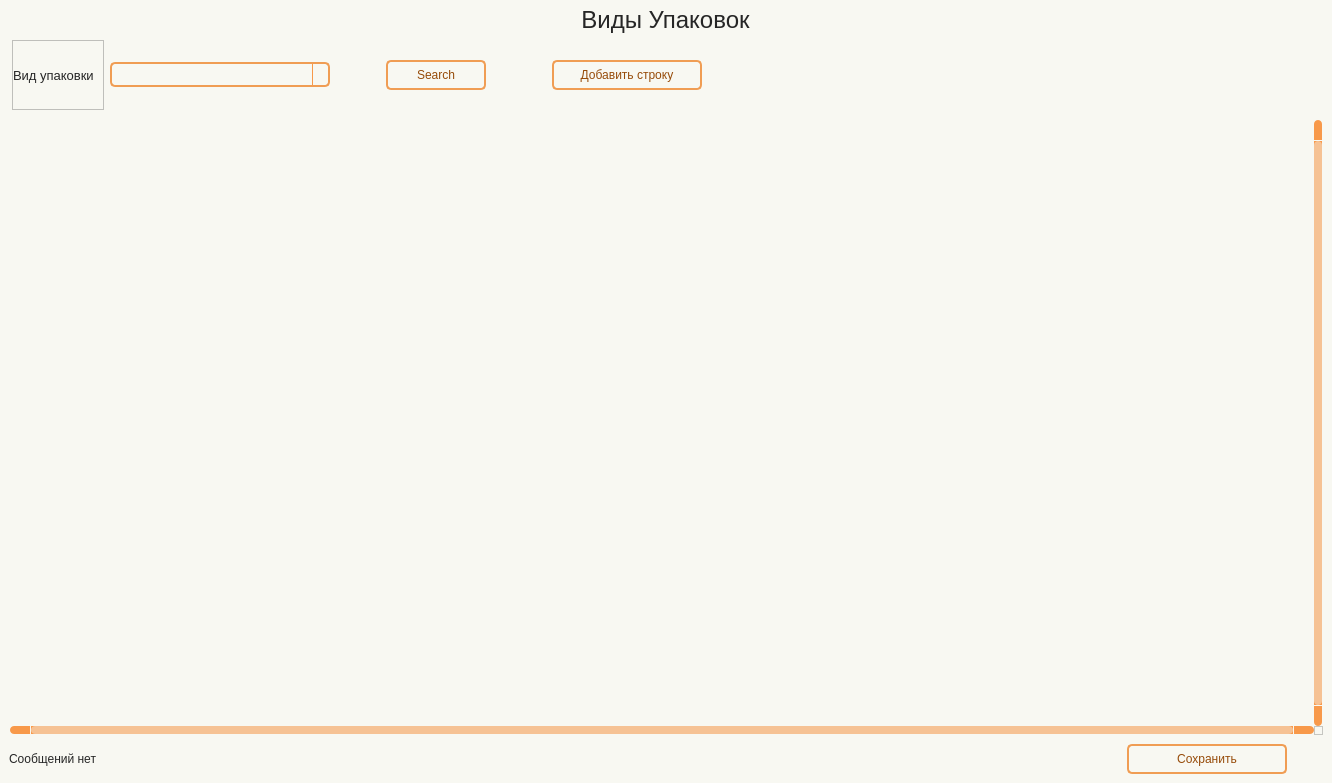
Masik84/Procurement_app, file app/ui/windows/pack_types.ui: the form before one commit.
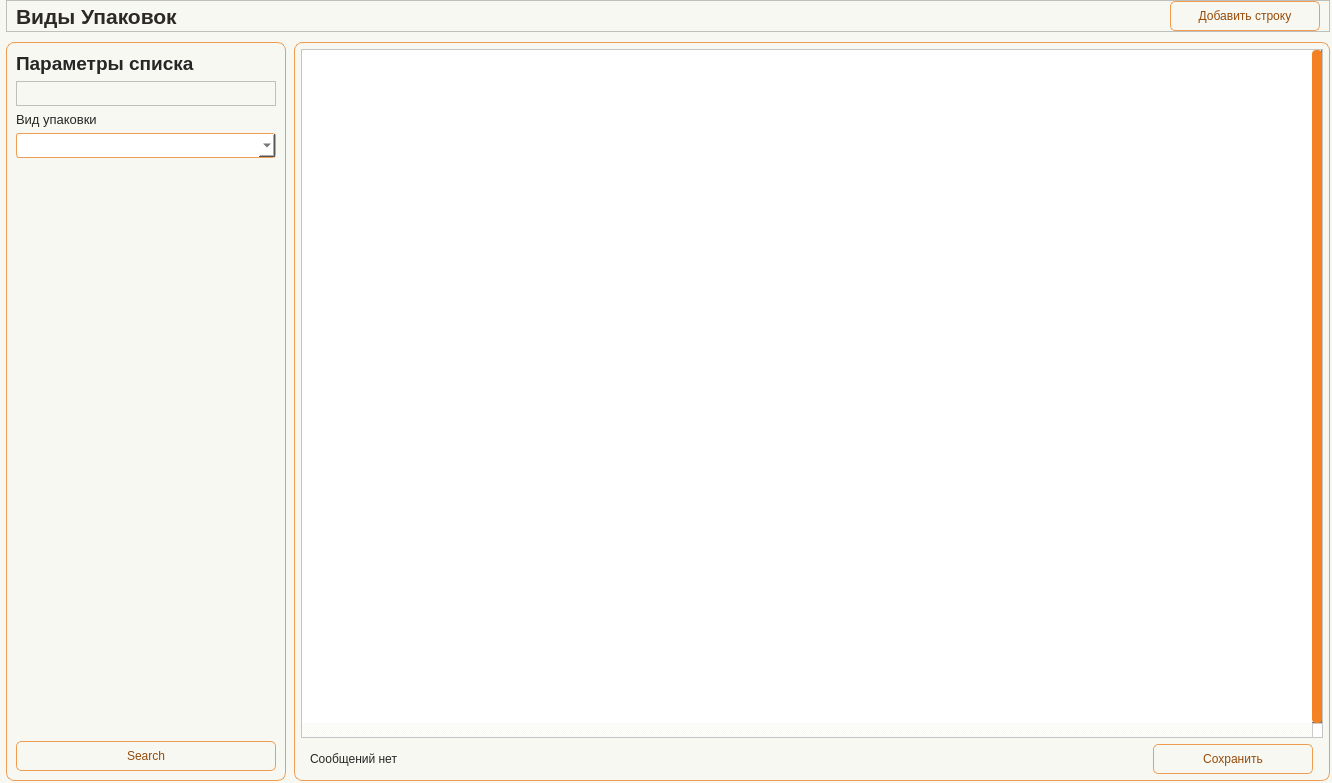
The form after the commit. Icons and pictures are not drawn.

What changed in the file:
```diff
--- a/app/ui/windows/pack_types.ui
+++ b/app/ui/windows/pack_types.ui
@@ -20,411 +20,85 @@
    <string>Form</string>
   </property>
   <property name="styleSheet">
-   <string notr="true">Form.QWidget{border: 2px solid #f28223;}
+   <string notr="true">/* ===== BASE PREVIEW STYLE FOR DESIGNER ===== */
 
-QWidget{
-	background-color: #f8f8f2;
+QWidget {
+    background-color: #f8f8f2;
+    color: #262626;
+    font: 10pt &quot;Tahoma&quot;;
 }
 
-#Title_label.QLabel {
-color: #262626;
-font: 18pt &quot;Tahoma&quot;;
-}
+/* ===== LABELS ===== */
 
 QLabel {
-color: #262626;
-font: 10pt &quot;Tahoma&quot;;
+    color: #262626;
 }
 
+#Title_label {
+    font: 16pt &quot;Tahoma&quot;;
+    font-weight: 700;
+    color: #2D2A26;
+}
+
+QLabel#label_filter_title {
+    font: 14pt &quot;Tahoma&quot;;
+    font-weight: 700;
+}
+
+/* ===== INPUTS ===== */
+
+QLineEdit, QComboBox, QDateEdit {
+    border: 1px solid #f09d54;
+    border-radius: 3px;
+    padding: 2px;
+    background-color: #ffffff;
+    color: #262626;
+}
+
+/* ===== BUTTONS ===== */
+
 QPushButton {
-	border: 2px solid #f09d54;
-	border-radius: 5px;
-	background-color: #f8f8f2;
-	color: #964b09;
-	font: 10pt &quot;Tahoma&quot;;
-}
-
-QPushButton:hover {
-	background-color: #f28223;
-	color: #ffffff;
-}
-
-QPushButton:pressed {
-	background-color: #f28223;
-	border: 2px solid #f28223;
-	color: #ffffff;
-}
-
-
-QTableWidget {	
-	background-color: #f8f8f2;
-	padding: 10px;
-	border-radius: 5px;
-	gridline-color: #f8994a;
-    outline: none;
-	color: #262626;
-}
-QTableWidget::item{
-	border-color: #f8994a;
-	padding-left: 5px;
-	padding-right: 5px;
-	gridline-color: #f8994a;
-	color: #262626;
-	padding: 1px;
-    font: 7pt &quot;Tahoma&quot;; 
-}
-QTableWidget::item:selected{
-	background-color: #f28223;
-    color: #ffffff;
-}
-QTableWidget::item:editable {
-	background-color: #fff5cc;
-	border: #ffffff;
-}
-QTableWidget::item:focus {
-	background-color: #f28223;
-	border: 2px solid #ffffff;
-}
-QHeaderView::section{
-	background-color: #f8f8f2;
-	border: none;
-	border-style: none;
-}
-QTableWidget::horizontalHeader {	
-	background-color: #f8994a;
-	font: 10pt &quot;Tahoma&quot;;
-}
-QHeaderView::section:horizontal {
-    border: 1px solid #f8994a;
-	background-color: #ffd4af;
-	padding: 3px;
-	border-top-left-radius: 7px;
-    border-top-right-radius: 7px;
-    color: #262626;
-}
-QHeaderView::section:vertical {
-    border: 1px solid #f8994a;
-	color: #262626;
-}
-
-QLineEdit {
-	background-color: #f8f8f2;
-	border-radius: 5px;
-	border: 2px solid #f09d54;
-	padding-left: 10px;
-	selection-color: rgb(255, 255, 255);
-	selection-background-color: #f28223;
-    color: #262626;
-}
-QLineEdit:hover {
-	border: 2px solid #f28223;
-}
-QLineEdit:focus {
-	border: 2px solid #f28223;
-}
-
-/* Стили для множественного выбора */
-QListWidget {
-    background-color: #f8f8f2;
-    border: 2px solid #f09d54;
-    border-radius: 5px;
-    color: #262626;
-    font: 10pt &quot;Tahoma&quot;;
-}
-
-QListWidget::item {
-    padding: 5px;
-    border-bottom: 1px solid #f8994a;
-}
-
-QListWidget::item:selected {
-    background-color: #f28223;
-    color: #ffffff;
-}
-
-QListWidget::item:hover {
-    background-color: #ffd4af;
-}
-
-/* Улучшенная видимость чекбоксов */
-QCheckBox::indicator {
-    width: 16px;
-    height: 16px;
-}
-
-QCheckBox::indicator:unchecked {
-    border: 2px solid #f09d54;
-    background-color: #f8f8f2;
-    border-radius: 3px;
-}
-
-QCheckBox::indicator:checked {
-    border: 2px solid #f28223;
-    background-color: #f28223;
-    border-radius: 3px;
-    image: url(:/icon/icon/check.svg);
-}
-
-QCheckBox::indicator:hover {
-    border: 2px solid #f28223;
-}
-
-QComboBox {
-	background-color: #f8f8f2;
-	border-radius: 5px;
-	border: 2px solid #f09d54;
-	padding-left: 10px;
-	selection-color: #f28223;
-	selection-background-color: #f28223;
-    color: #262626;
-	font: 9pt &quot;Tahoma&quot;;
-}
-QComboBox:hover {
-	border: 2px solid #f28223;
-	
-}
-QComboBox:focus {
-	border: 2px solid #f28223;
-}
-
-QComboBox QAbstractItemView::item {
-	color: #262626;
-}
-QComboBox QAbstractItemView::item::selected {
-	background-color: #f09d54;
-	color: #ffffff;
-}
-
-QComboBox::down-arrow {
-	
-	image: url(:/icon/icon/chevron-down — копия — копия.svg);
-}
-QComboBox::drop-down {
-    subcontrol-origin: padding;
-    subcontrol-position: top right;
-    width: 15px;
-    border-left-width: 1px;
-    border-left-color: #f8994a;
-    border-left-style: solid; /* just a single line */
-    border-top-right-radius: 3px; /* same radius as the QComboBox */
-    border-bottom-right-radius: 3px;
-	color: #262626;
-}
-
-QScrollBar:horizontal {
-    border: none;
-    background: #f8994a;
-    height: 8px;
-    margin: 0px 21px 0 21px;
-	border-radius: 0px;
-}
-QScrollBar::handle:horizontal {
-    background: #f6c294;
-    min-width: 20px;
-	border-radius: 4px
-}
-QScrollBar::add-line:horizontal {
-    border: none;
-    background: #f8994a;
-    width: 20px;
-	border-top-right-radius: 4px;
-    border-bottom-right-radius: 4px;
-    subcontrol-position: right;
-    subcontrol-origin: margin;
-}
-QScrollBar::sub-line:horizontal {
-    border: none;
-    background: #f8994a;
-    width: 20px;
-	border-top-left-radius: 4px;
-    border-bottom-left-radius: 4px;
-    subcontrol-position: left;
-    subcontrol-origin: margin;
-}
-QScrollBar::up-arrow:horizontal, QScrollBar::down-arrow:horizontal
-{
-     background: none;
-}
-QScrollBar::add-page:horizontal, QScrollBar::sub-page:horizontal
-{
-     background: none;
-}
- QScrollBar:vertical {
-	border: none;
-    background-color: #f8994a;
-    width: 8px;
-    margin: 21px 0 21px 0;
-	border-radius: 0px;
- }
- QScrollBar::handle:vertical {	
-	background: #f6c294;
-    min-height: 25px;
-	border-radius: 4px
- }
- QScrollBar::add-line:vertical {
-     border: none;
-    background: #f8994a;
-     height: 20px;
-	border-bottom-left-radius: 4px;
-    border-bottom-right-radius: 4px;
-     subcontrol-position: bottom;
-     subcontrol-origin: margin;
- }
- QScrollBar::sub-line:vertical {
-	border: none;
-    background: #f8994a;
-     height: 20px;
-	border-top-left-radius: 4px;
-    border-top-right-radius: 4px;
-     subcontrol-position: top;
-     subcontrol-origin: margin;
- }
- QScrollBar::up-arrow:vertical, QScrollBar::down-arrow:vertical {
-     background: none;
- }
-
- QScrollBar::add-page:vertical, QScrollBar::sub-page:vertical {
-     background: none;
- }
-
-QDateEdit {
-    background-color: #f8f8f2;
-    border-radius: 5px;
-    border: 2px solid #f09d54;
-    padding-left: 10px; /* Add left padding */
-    padding-right: 10px; /* Add right padding to accommodate the dropdown arrow */
-    color: #262626;
-    font: 10pt &quot;Tahoma&quot;;
-    min-width: 80px; /* Minimum width to prevent text clipping */
-}
-
-QDateEdit:hover {
-    border: 2px solid #f28223;
-}
-
-QDateEdit:focus {
-    border: 2px solid #f28223;
-}
-
-QDateEdit::drop-down {
-    subcontrol-origin: padding;
-    subcontrol-position: top right;
-    width: 25px; /* Keep the dropdown arrow width */
-    border-left-width: 1px;
-    border-left-color: #f8994a;
-    border-left-style: solid;
-    border-top-right-radius: 3px;
-    border-bottom-right-radius: 3px;
-    background-color: #f8f8f2;
-}
-
-QDateEdit::down-arrow {
-	image: url(:/icon/icon/chevron-down — копия — копия.svg);
-    width: 16px;
-    height: 16px;
-}
-
-/* Calendar Styling */
-QCalendarWidget {
-    background-color: #f8f8f2;
-    border: 2px solid #f28223;
-    color: #262626;
-}
-
-QCalendarWidget QWidget {
-    color: #262626;
-}
-
-QCalendarWidget QAbstractItemView {
-    background-color: #f8f8f2;
-    selection-background-color: #f28223;
-    selection-color: #ffffff;
-}
-
-QCalendarWidget QToolButton {
-    background-color: #ffd4af;
-    color: #262626;
-    font: 10pt &quot;Tahoma&quot;;
-    border-radius: 3px;
-    padding: 5px;
-}
-
-QCalendarWidget QToolButton:hover {
-    background-color: #f28223;
-    color: #ffffff;
-}
-
-QCalendarWidget QMenu {
-    background-color: #f8f8f2;
-    border: 1px solid #f28223;
-}
-
-QCalendarWidget QSpinBox {
-    background-color: #f8f8f2;
-    color: #262626;
     border: 1px solid #f09d54;
+    border-radius: 5px;
+    background-color: #f8f8f2;
+    color: #964b09;
+    padding: 4px;
 }
 
-QCalendarWidget QSpinBox::up-button {
-    subcontrol-origin: border;
-    subcontrol-position: top right;
-    width: 15px;
-    border-left-width: 1px;
-    border-left-color: #f8994a;
-    border-left-style: solid;
-}
+/* ===== TABLE ===== */
 
-QCalendarWidget QSpinBox::down-button {
-    subcontrol-origin: border;
-    subcontrol-position: bottom right;
-    width: 15px;
-    border-left-width: 1px;
-    border-left-color: #f8994a;
-    border-left-style: solid;
+QTableWidget {
+    background-color: #ffffff;
+    gridline-color: #f28223;
+    selection-background-color: #f5d3b5;
+    selection-color: #262626;
 }
 
-QCalendarWidget QSpinBox::up-arrow {
-	image: url(:/icon/icon/chevron-up — копия — копия.svg);
-    width: 10px;
-    height: 10px;
+QHeaderView::section {
+    background-color: #f5d3b5;
+    border: 1px solid #f28223;
+    padding: 3px;
 }
 
-QCalendarWidget QSpinBox::down-arrow {
-	image: url(:/icon/icon/chevron-down — копия — копия.svg);
-    width: 10px;
-    height: 10px;
+/* ===== FRAMES ===== */
+
+QFrame#frame_LeftPanel, 
+QFrame#frame_RightPanel {
+    border: 1px solid #f28223;
+    border-radius: 5px;
 }
 
-QTabWidget::pane {
-    border: none;
+/* ===== SCROLL ===== */
+
+QScrollBar:vertical {
     background: #f8f8f2;
+    width: 10px;
 }
 
-QTabBar::tab {
-    background-color: #ffd4af;   /* как шапка таблицы */
-    color: #262626;
-    padding: 6px 12px;
-    min-height: 24px;
-    border: 1px solid #f8994a;
-    border-bottom: none;
-    margin-right: 2px;
-}
-
-QTabBar::tab:selected {
-    background-color: #f28223;
-    color: #ffffff;
-}
-
-QTabBar::tab:!selected {
-    background-color: #ffd4af;
-    color: #262626;
-}
-
-QTabBar::tab:hover:!selected {
-    background-color: #f6c294;
-    color: #262626;
-}
-</string>
+QScrollBar::handle:vertical {
+    background: #f28223;
+    border-radius: 4px;
+}</string>
   </property>
   <layout class="QHBoxLayout" name="horizontalLayout">
    <property name="leftMargin">
@@ -443,40 +117,70 @@
     <widget class="QWidget" name="widget" native="true">
      <layout class="QVBoxLayout" name="verticalLayout">
       <property name="spacing">
-       <number>0</number>
+       <number>10</number>
       </property>
       <property name="leftMargin">
-       <number>0</number>
+       <number>6</number>
       </property>
       <property name="topMargin">
        <number>0</number>
       </property>
       <property name="rightMargin">
+       <number>2</number>
+      </property>
+      <property name="bottomMargin">
+       <number>2</number>
+      </property>
+      <item>
+       <widget class="QFrame" name="frame_2">
+        <property name="minimumSize">
+         <size>
+          <width>0</width>
+          <height>32</height>
+         </size>
+        </property>
+        <property name="maximumSize">
+         <size>
+          <width>16777215</width>
+          <height>32</height>
+         </size>
+        </property>
+        <property name="frameShape">
+         <enum>QFrame::Shape::StyledPanel</enum>
+        </property>
+        <property name="frameShadow">
+         <enum>QFrame::Shadow::Raised</enum>
+        </property>
+        <layout class="QHBoxLayout" name="horizontalLayout_2">
+         <property name="spacing">
        <number>0</number>
       </property>
+         <property name="topMargin">
+          <number>0</number>
+         </property>
       <property name="bottomMargin">
-       <number>9</number>
-      </property>
-      <item alignment="Qt::AlignmentFlag::AlignHCenter">
+          <number>0</number>
+         </property>
+         <item>
        <widget class="QLabel" name="Title_label">
         <property name="minimumSize">
          <size>
           <width>0</width>
-          <height>40</height>
+             <height>30</height>
          </size>
         </property>
         <property name="maximumSize">
          <size>
           <width>16777215</width>
-          <height>40</height>
+             <height>30</height>
          </size>
         </property>
         <property name="font">
          <font>
           <family>Tahoma</family>
-          <pointsize>18</pointsize>
+             <pointsize>16</pointsize>
           <italic>false</italic>
-          <bold>false</bold>
+             <bold>true</bold>
          </font>
         </property>
         <property name="layoutDirection">
@@ -485,28 +189,61 @@
         <property name="text">
          <string>Виды Упаковок</string>
         </property>
-        <property name="alignment">
-         <set>Qt::AlignmentFlag::AlignCenter</set>
-        </property>
        </widget>
       </item>
       <item>
-       <widget class="QFrame" name="frame_Search">
+          <spacer name="horizontalSpacer_top">
+           <property name="orientation">
+            <enum>Qt::Orientation::Horizontal</enum>
+           </property>
+           <property name="sizeHint" stdset="0">
+            <size>
+             <width>976</width>
+             <height>20</height>
+            </size>
+           </property>
+          </spacer>
+         </item>
+         <item>
+          <widget class="QPushButton" name="btn_AddLine">
         <property name="minimumSize">
          <size>
-          <width>0</width>
-          <height>70</height>
+             <width>150</width>
+             <height>30</height>
          </size>
         </property>
         <property name="maximumSize">
          <size>
-          <width>16777215</width>
-          <height>150</height>
-         </size>
-        </property>
-        <layout class="QHBoxLayout" name="horizontalLayout_2">
+             <width>150</width>
+             <height>30</height>
+            </size>
+           </property>
+           <property name="text">
+            <string>Добавить строку</string>
+           </property>
+           <property name="icon">
+            <iconset resource="../resource.qrc">
+             <normaloff>:/icon/icon/plus-circle — копия — копия.svg</normaloff>:/icon/icon/plus-circle — копия — копия.svg</iconset>
+           </property>
+          </widget>
+         </item>
+        </layout>
+       </widget>
+      </item>
+      <item>
+       <widget class="QFrame" name="frame_Content">
+        <property name="frameShape">
+         <enum>QFrame::Shape::NoFrame</enum>
+        </property>
+        <property name="frameShadow">
+         <enum>QFrame::Shadow::Plain</enum>
+        </property>
+        <layout class="QHBoxLayout" name="horizontalLayout_content">
+         <property name="spacing">
+          <number>8</number>
+         </property>
          <property name="leftMargin">
-          <number>12</number>
+          <number>0</number>
          </property>
          <property name="topMargin">
           <number>0</number>
@@ -517,27 +254,67 @@
          <property name="bottomMargin">
           <number>0</number>
          </property>
+         <item>
+          <widget class="QFrame" name="frame_LeftPanel">
+           <property name="minimumSize">
+            <size>
+             <width>280</width>
+             <height>0</height>
+            </size>
+           </property>
+           <property name="maximumSize">
+            <size>
+             <width>300</width>
+             <height>16777215</height>
+            </size>
+           </property>
+           <property name="styleSheet">
+            <string notr="true">#frame_LeftPanel {border: 1px solid #f09d54; border-radius: 8px;}</string>
+           </property>
+           <property name="frameShape">
+            <enum>QFrame::Shape::StyledPanel</enum>
+           </property>
+           <property name="frameShadow">
+            <enum>QFrame::Shadow::Raised</enum>
+           </property>
+           <layout class="QVBoxLayout" name="verticalLayout_left">
+            <item>
+             <widget class="QLabel" name="label_filter_title">
+              <property name="font">
+               <font>
+                <family>Tahoma</family>
+                <pointsize>14</pointsize>
+                <italic>false</italic>
+                <bold>true</bold>
+               </font>
+              </property>
+              <property name="text">
+               <string>Параметры списка</string>
+              </property>
+             </widget>
+            </item>
          <item>
           <widget class="QFrame" name="frame">
+              <property name="minimumSize">
+               <size>
+                <width>0</width>
+                <height>25</height>
+               </size>
+              </property>
+              <property name="maximumSize">
+               <size>
+                <width>16777215</width>
+                <height>25</height>
+               </size>
+              </property>
            <property name="frameShape">
             <enum>QFrame::Shape::StyledPanel</enum>
            </property>
            <property name="frameShadow">
             <enum>QFrame::Shadow::Raised</enum>
            </property>
-           <layout class="QVBoxLayout" name="verticalLayout_2">
-            <property name="leftMargin">
-             <number>0</number>
-            </property>
-            <property name="topMargin">
-             <number>3</number>
-            </property>
-            <property name="rightMargin">
-             <number>9</number>
-            </property>
-            <property name="bottomMargin">
-             <number>3</number>
-            </property>
+             </widget>
+            </item>
             <item>
              <widget class="QLabel" name="label_5">
               <property name="font">
@@ -553,39 +330,6 @@
               </property>
              </widget>
             </item>
-           </layout>
-          </widget>
-         </item>
-         <item>
-          <widget class="QFrame" name="frame_2">
-           <property name="minimumSize">
-            <size>
-             <width>220</width>
-             <height>0</height>
-            </size>
-           </property>
-           <property name="maximumSize">
-            <size>
-             <width>300</width>
-             <height>16777215</height>
-            </size>
-           </property>
-           <layout class="QVBoxLayout" name="verticalLayout_3">
-            <property name="spacing">
-             <number>6</number>
-            </property>
-            <property name="leftMargin">
-             <number>0</number>
-            </property>
-            <property name="topMargin">
-             <number>3</number>
-            </property>
-            <property name="rightMargin">
-             <number>0</number>
-            </property>
-            <property name="bottomMargin">
-             <number>3</number>
-            </property>
             <item>
              <widget class="QComboBox" name="line_PackType">
               <property name="minimumSize">
@@ -600,75 +344,33 @@
                 <height>25</height>
                </size>
               </property>
-              <property name="currentText">
-               <string/>
-              </property>
-              <property name="currentIndex">
-               <number>-1</number>
-              </property>
-             </widget>
-            </item>
-           </layout>
           </widget>
          </item>
          <item>
-          <spacer name="horizontalSpacer">
+             <spacer name="verticalSpacer_filters">
            <property name="orientation">
-            <enum>Qt::Orientation::Horizontal</enum>
-           </property>
-           <property name="sizeType">
-            <enum>QSizePolicy::Policy::Fixed</enum>
+               <enum>Qt::Orientation::Vertical</enum>
            </property>
            <property name="sizeHint" stdset="0">
             <size>
-             <width>50</width>
-             <height>20</height>
+                <width>20</width>
+                <height>550</height>
             </size>
            </property>
           </spacer>
          </item>
-         <item>
-          <widget class="QFrame" name="frame_3">
-           <property name="minimumSize">
-            <size>
-             <width>110</width>
-             <height>0</height>
-            </size>
-           </property>
-           <property name="maximumSize">
-            <size>
-             <width>93</width>
-             <height>16777215</height>
-            </size>
-           </property>
-           <layout class="QVBoxLayout" name="verticalLayout_4" stretch="0">
-            <property name="spacing">
-             <number>0</number>
-            </property>
-            <property name="leftMargin">
-             <number>0</number>
-            </property>
-            <property name="topMargin">
-             <number>0</number>
-            </property>
-            <property name="rightMargin">
-             <number>0</number>
-            </property>
-            <property name="bottomMargin">
-             <number>0</number>
-            </property>
             <item>
              <widget class="QPushButton" name="btn_Search">
               <property name="minimumSize">
                <size>
-                <width>100</width>
+                <width>0</width>
                 <height>30</height>
                </size>
               </property>
               <property name="maximumSize">
                <size>
-                <width>92</width>
-                <height>16777215</height>
+                <width>16777215</width>
+                <height>30</height>
                </size>
               </property>
               <property name="text">
@@ -684,53 +386,50 @@
           </widget>
          </item>
          <item>
-          <spacer name="horizontalSpacer_2">
-           <property name="orientation">
-            <enum>Qt::Orientation::Horizontal</enum>
+          <widget class="QFrame" name="frame_RightPanel">
+           <property name="styleSheet">
+            <string notr="true">#frame_RightPanel {border: 1px solid #f09d54; border-radius: 8px;}</string>
            </property>
-           <property name="sizeType">
-            <enum>QSizePolicy::Policy::Fixed</enum>
+           <property name="frameShape">
+            <enum>QFrame::Shape::StyledPanel</enum>
            </property>
-           <property name="sizeHint" stdset="0">
-            <size>
-             <width>50</width>
-             <height>20</height>
-            </size>
+           <property name="frameShadow">
+            <enum>QFrame::Shadow::Raised</enum>
            </property>
-          </spacer>
-         </item>
-         <item>
-          <widget class="QPushButton" name="btn_AddLine">
-           <property name="minimumSize">
-            <size>
-             <width>150</width>
-             <height>30</height>
-            </size>
-           </property>
-           <property name="text">
-            <string>Добавить строку</string>
-           </property>
-           <property name="icon">
-            <iconset resource="../resource.qrc">
-             <normaloff>:/icon/icon/plus-circle — копия — копия.svg</normaloff>:/icon/icon/plus-circle — копия — копия.svg</iconset>
-           </property>
-          </widget>
-         </item>
+           <layout class="QVBoxLayout" name="verticalLayout_right">
+            <property name="spacing">
+             <number>6</number>
+            </property>
+            <property name="leftMargin">
+             <number>6</number>
+            </property>
+            <property name="topMargin">
+             <number>6</number>
+            </property>
+            <property name="rightMargin">
+             <number>6</number>
+            </property>
+            <property name="bottomMargin">
+             <number>6</number>
+            </property>
          <item>
-          <spacer name="horizontalSpacer_3">
-           <property name="orientation">
-            <enum>Qt::Orientation::Horizontal</enum>
-           </property>
-           <property name="sizeHint" stdset="0">
-            <size>
-             <width>361</width>
-             <height>20</height>
-            </size>
-           </property>
-          </spacer>
-         </item>
-        </layout>
-       </widget>
+             <layout class="QHBoxLayout" name="horizontalLayout_topRight">
+              <property name="spacing">
+               <number>6</number>
+              </property>
+              <property name="leftMargin">
+               <number>0</number>
+              </property>
+              <property name="topMargin">
+               <number>0</number>
+              </property>
+              <property name="rightMargin">
+               <number>0</number>
+              </property>
+              <property name="bottomMargin">
+               <number>0</number>
+              </property>
+             </layout>
       </item>
       <item>
        <widget class="QTableWidget" name="table">
@@ -835,6 +534,9 @@
             </size>
            </property>
            <layout class="QVBoxLayout" name="verticalLayout_5">
+                  <property name="leftMargin">
+                   <number>9</number>
+                  </property>
             <property name="topMargin">
              <number>0</number>
             </property>
@@ -864,7 +566,7 @@
            </property>
            <property name="maximumSize">
             <size>
-             <width>250</width>
+                   <width>180</width>
              <height>16777215</height>
             </size>
            </property>
@@ -905,6 +607,12 @@
                <iconset resource="../resource.qrc">
                 <normaloff>:/icon/icon/save — копия — копия.svg</normaloff>:/icon/icon/save — копия — копия.svg</iconset>
               </property>
+                   </widget>
+                  </item>
+                 </layout>
+                </widget>
+               </item>
+              </layout>
              </widget>
             </item>
            </layout>
```
Lines whose indentation alone changed are shown as unchanged.
